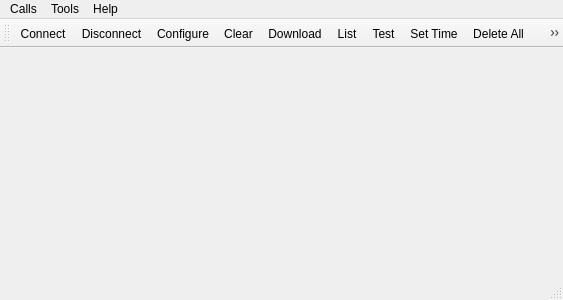
First picture: the form in Qt/terminal/mainwindow.ui, repository loggerhead-instruments/iTag, before the edit.
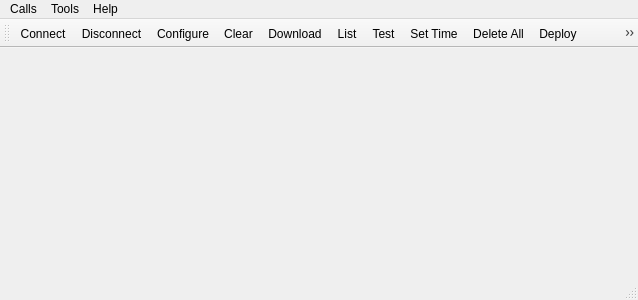
Second picture: the form after the edit. Icons and pictures are not drawn.

What changed in the file:
```diff
--- a/Qt/terminal/mainwindow.ui
+++ b/Qt/terminal/mainwindow.ui
@@ -6,7 +6,7 @@
    <rect>
     <x>0</x>
     <y>0</y>
-    <width>563</width>
+    <width>638</width>
     <height>300</height>
    </rect>
   </property>
@@ -21,7 +21,7 @@
     <rect>
      <x>0</x>
      <y>0</y>
-     <width>563</width>
+     <width>638</width>
      <height>22</height>
     </rect>
    </property>
@@ -69,6 +69,8 @@
    <addaction name="actionSet_Time"/>
    <addaction name="actionDelete_All"/>
    <addaction name="actionDeploy"/>
+   <addaction name="actionBurn"/>
+   <addaction name="actionBurnDT"/>
   </widget>
   <widget class="QStatusBar" name="statusBar"/>
   <action name="actionAbout">
@@ -198,6 +200,22 @@
     <string>Deploy</string>
    </property>
   </action>
+  <action name="actionBurn">
+   <property name="text">
+    <string>Burn</string>
+   </property>
+   <property name="toolTip">
+    <string>Setup Burn and VHF</string>
+   </property>
+  </action>
+  <action name="actionBurnDT">
+   <property name="text">
+    <string>BurnDT</string>
+   </property>
+   <property name="toolTip">
+    <string>Burn wire datetime</string>
+   </property>
+  </action>
  </widget>
  <layoutdefault spacing="6" margin="11"/>
  <resources>
```
